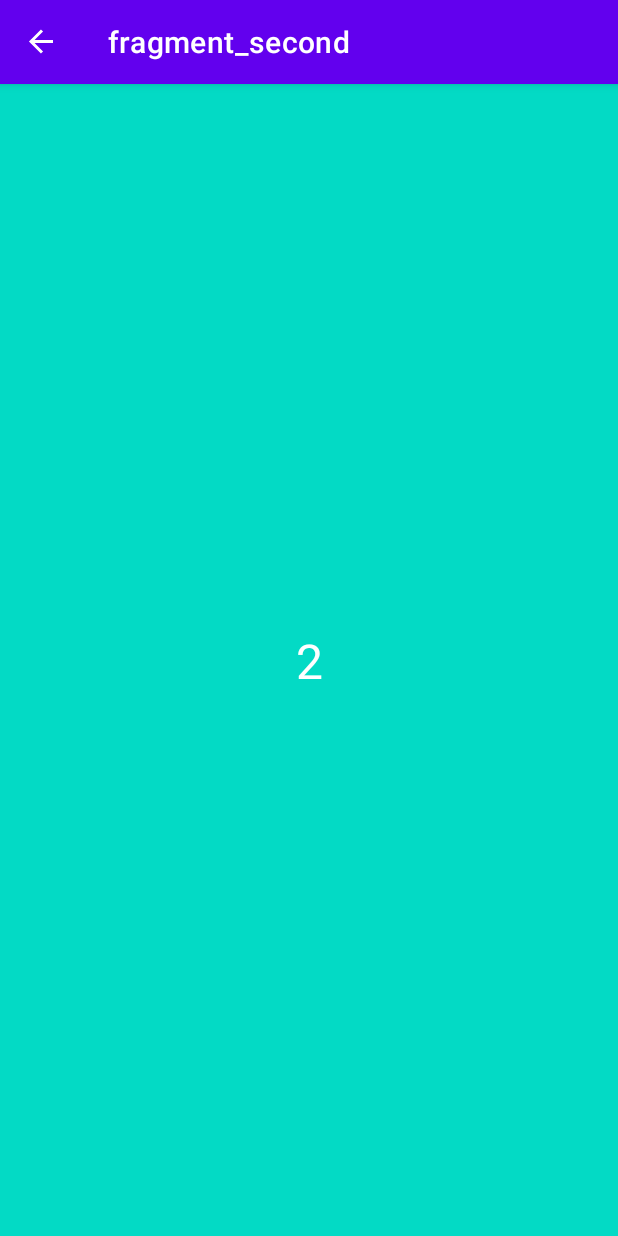
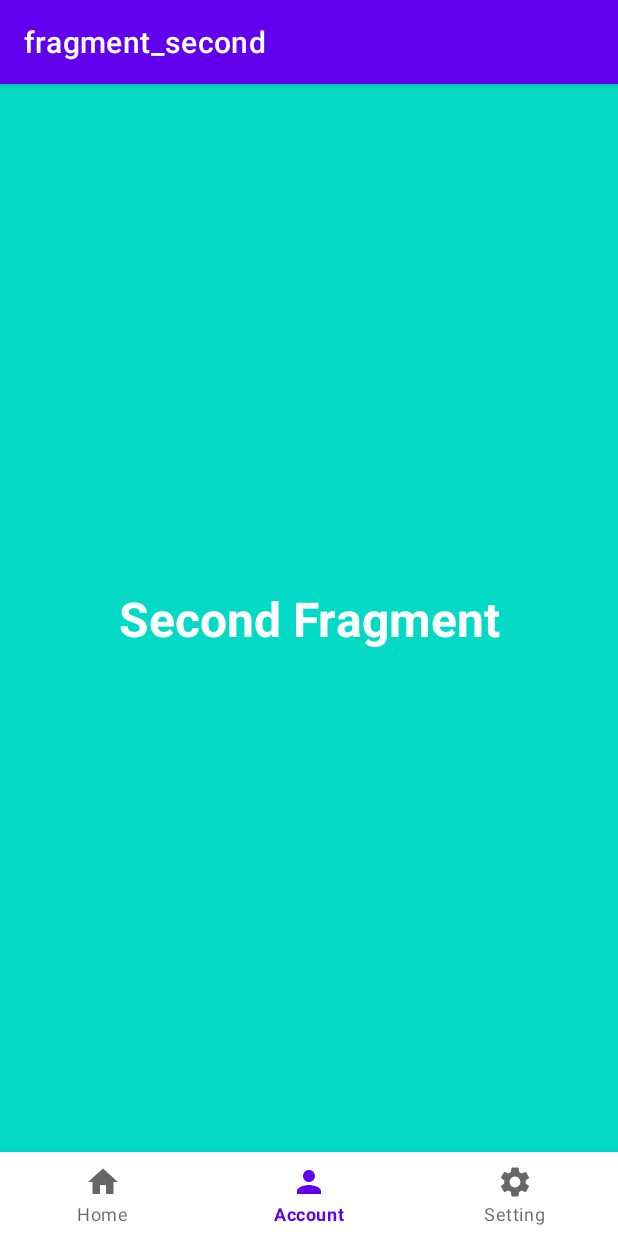
Before and after one commit to bennyfajri/Android-NavigationComponentTutorial, an Android app: the SecondFragment screen opened through its navigation route, on a phone screen of 412 x 824 dp. Run offline under Robolectric (Android 15) with nearby library versions, the phone set to English and light mode, and no system bars; our stand-ins replace navigation-ui.

Commit message:
add bottom navigation

```diff
--- a/app/src/main/java/com/example/navigationcomponenttutorial/FirstFragment.kt
+++ b/app/src/main/java/com/example/navigationcomponenttutorial/FirstFragment.kt
@@ -17,11 +17,6 @@ class FirstFragment : Fragment() {
         // Inflate the layout for this fragment
         val view =  inflater.inflate(R.layout.fragment_first, container, false)
 
-        view.tv1.setOnClickListener {
-            val action = FirstFragmentDirections.navigateToSecond()
-            Navigation.findNavController(view).navigate(action)
-        }
-
         return  view
     }
 }
--- a/app/src/main/java/com/example/navigationcomponenttutorial/MainActivity.kt
+++ b/app/src/main/java/com/example/navigationcomponenttutorial/MainActivity.kt
@@ -15,64 +15,24 @@ import androidx.navigation.ui.AppBarConfiguration
 import androidx.navigation.ui.navigateUp
 import androidx.navigation.ui.setupActionBarWithNavController
 import androidx.navigation.ui.setupWithNavController
+import com.google.android.material.bottomnavigation.BottomNavigationItemView
+import com.google.android.material.bottomnavigation.BottomNavigationView
 import kotlinx.android.synthetic.main.activity_main.*
 
 class MainActivity : AppCompatActivity() {
-
-    private lateinit var navController: NavController
-    private lateinit var appBarConfiguration: AppBarConfiguration
-    private lateinit var drawerLayout: DrawerLayout
-
-    private lateinit var listener: NavController.OnDestinationChangedListener
 
     override fun onCreate(savedInstanceState: Bundle?) {
         super.onCreate(savedInstanceState)
         setContentView(R.layout.activity_main)
 
-        val navHostFragment = supportFragmentManager.findFragmentById(R.id.fragmentContainerView)
-        navController = navHostFragment!!.findNavController()
-        drawerLayout = findViewById(R.id.drawer_layout)
-        navigationView.setupWithNavController(navController)
-
-        appBarConfiguration = AppBarConfiguration(navController.graph, drawerLayout)
+        val bottomNavigationView = findViewById<BottomNavigationView>(R.id.bottomNavigationView)
+        val navController = findNavController(R.id.fragmentContainerView)
+        val appBarConfiguration = AppBarConfiguration(setOf(R.id.firstFragment, R.id.secondFragment, R.id.thirdFragment))
         setupActionBarWithNavController(navController, appBarConfiguration)
 
-        listener =
-            NavController.OnDestinationChangedListener { controller, destination, arguments ->
-                if (destination.id == R.id.firstFragment) {
-                    supportActionBar?.setBackgroundDrawable(
-                        ColorDrawable(
-                            ContextCompat.getColor(
-                                this,
-                                R.color.purple_500
-                            )
-                        )
-                    )
-                } else if (destination.id == R.id.secondFragment) {
-                    supportActionBar?.setBackgroundDrawable(
-                        ColorDrawable(
-                            ContextCompat.getColor(
-                                this,
-                                R.color.teal_200
-                            )
-                        )
-                    )
-                }
-            }
+        bottomNavigationView.setupWithNavController(navController)
+
     }
 
-    override fun onPause() {
-        super.onPause()
-        navController.addOnDestinationChangedListener(listener)
-    }
 
-    override fun onResume() {
-        super.onResume()
-        navController.removeOnDestinationChangedListener(listener)
-    }
-
-    override fun onSupportNavigateUp(): Boolean {
-        val navController = findNavController(R.id.fragmentContainerView)
-        return navController.navigateUp(appBarConfiguration) || super.onSupportNavigateUp()
-    }
 }
--- a/app/src/main/java/com/example/navigationcomponenttutorial/SecondFragment.kt
+++ b/app/src/main/java/com/example/navigationcomponenttutorial/SecondFragment.kt
@@ -11,7 +11,6 @@ import kotlinx.android.synthetic.main.fragment_second.view.*
 
 class SecondFragment : Fragment() {
 
-    val args: SecondFragmentArgs by navArgs()
     override fun onCreateView(
         inflater: LayoutInflater, container: ViewGroup?,
         savedInstanceState: Bundle?
@@ -19,11 +18,7 @@ class SecondFragment : Fragment() {
         // Inflate the layout for this fragment
         val view = inflater.inflate(R.layout.fragment_second, container, false)
 
-        val myNumber = args.number
-        view.tv2.setText(myNumber.toString())
-        view.tv2.setOnClickListener {
-            Navigation.findNavController(view).navigate(R.id.navigateToFirst)
-        }
+
         return view
     }
 }
--- a/app/src/main/res/layout/activity_main.xml
+++ b/app/src/main/res/layout/activity_main.xml
@@ -1,31 +1,36 @@
 <?xml version="1.0" encoding="utf-8"?>
-<androidx.drawerlayout.widget.DrawerLayout
-    xmlns:android="http://schemas.android.com/apk/res/android"
+<androidx.constraintlayout.widget.ConstraintLayout xmlns:android="http://schemas.android.com/apk/res/android"
     xmlns:app="http://schemas.android.com/apk/res-auto"
     xmlns:tools="http://schemas.android.com/tools"
     android:layout_width="match_parent"
     android:layout_height="match_parent"
-    tools:context=".MainActivity"
-    android:id="@+id/drawer_layout">
+    tools:context=".MainActivity">
 
-
-    <androidx.fragment.app.FragmentContainerView
-        android:id="@+id/fragmentContainerView"
-        android:name="androidx.navigation.fragment.NavHostFragment"
+    <FrameLayout
         android:layout_width="match_parent"
         android:layout_height="match_parent"
-        app:defaultNavHost="true"
+        app:layout_constraintBottom_toTopOf="@+id/bottomNavigationView"
+        app:layout_constraintEnd_toEndOf="parent"
+        app:layout_constraintStart_toStartOf="parent"
+        app:layout_constraintTop_toTopOf="parent">
+
+        <fragment
+            android:id="@+id/fragmentContainerView"
+            android:name="androidx.navigation.fragment.NavHostFragment"
+            android:layout_width="match_parent"
+            android:layout_height="match_parent"
+            android:layout_marginBottom="56dp"
+            app:defaultNavHost="true"
+            app:navGraph="@navigation/my_nav" />
+
+    </FrameLayout>
+
+    <com.google.android.material.bottomnavigation.BottomNavigationView
+        android:id="@+id/bottomNavigationView"
+        android:layout_width="match_parent"
+        android:layout_height="56dp"
         app:layout_constraintBottom_toBottomOf="parent"
         app:layout_constraintEnd_toEndOf="parent"
-        app:layout_constraintStart_toStartOf="parent"
-        app:layout_constraintTop_toTopOf="parent"
-        app:navGraph="@navigation/my_nav" />
+        app:menu="@menu/drawer_menu" />
 
-    <com.google.android.material.navigation.NavigationView
-        android:id="@+id/navigationView"
-        android:layout_width="wrap_content"
-        android:layout_height="match_parent"
-        android:layout_gravity="start"
-        app:menu="@menu/drawer_menu"/>
-
-</androidx.drawerlayout.widget.DrawerLayout>
+</androidx.constraintlayout.widget.ConstraintLayout>
--- a/app/src/main/res/layout/fragment_first.xml
+++ b/app/src/main/res/layout/fragment_first.xml
@@ -1,22 +1,22 @@
 <?xml version="1.0" encoding="utf-8"?>
-<androidx.constraintlayout.widget.ConstraintLayout
-    xmlns:android="http://schemas.android.com/apk/res/android"
+<androidx.constraintlayout.widget.ConstraintLayout xmlns:android="http://schemas.android.com/apk/res/android"
     xmlns:app="http://schemas.android.com/apk/res-auto"
     xmlns:tools="http://schemas.android.com/tools"
     android:layout_width="match_parent"
     android:layout_height="match_parent"
-    tools:context=".FirstFragment"
-    android:background="@color/purple_500">
+    android:background="@color/purple_500"
+    tools:context=".FirstFragment">
 
-    <!-- TODO: Update blank fragment layout -->
     <TextView
         android:id="@+id/tv1"
         android:layout_width="wrap_content"
         android:layout_height="wrap_content"
         android:text="@string/first_fragment"
+        android:textColor="@color/white"
+        android:textSize="32sp"
+        android:textStyle="bold"
         app:layout_constraintBottom_toBottomOf="parent"
         app:layout_constraintEnd_toEndOf="parent"
-        android:textSize="32sp"
         app:layout_constraintStart_toStartOf="parent"
         app:layout_constraintTop_toTopOf="parent" />
 
--- a/app/src/main/res/layout/fragment_second.xml
+++ b/app/src/main/res/layout/fragment_second.xml
@@ -1,21 +1,23 @@
 <?xml version="1.0" encoding="utf-8"?>
 <androidx.constraintlayout.widget.ConstraintLayout xmlns:android="http://schemas.android.com/apk/res/android"
+    xmlns:app="http://schemas.android.com/apk/res-auto"
     xmlns:tools="http://schemas.android.com/tools"
     android:layout_width="match_parent"
     android:layout_height="match_parent"
-    xmlns:app="http://schemas.android.com/apk/res-auto"
-    tools:context=".SecondFragment"
-    android:background="@color/teal_200">
+    android:background="@color/teal_200"
+    tools:context=".SecondFragment">
+
     <TextView
         android:id="@+id/tv2"
         android:layout_width="wrap_content"
         android:layout_height="wrap_content"
         android:text="@string/second_fragment"
+        android:textColor="@color/white"
+        android:textSize="32sp"
+        android:textStyle="bold"
         app:layout_constraintBottom_toBottomOf="parent"
         app:layout_constraintEnd_toEndOf="parent"
-        android:textSize="32sp"
         app:layout_constraintStart_toStartOf="parent"
-        app:layout_constraintTop_toTopOf="parent"
-        android:textColor="@color/white"/>
+        app:layout_constraintTop_toTopOf="parent" />
 
 </androidx.constraintlayout.widget.ConstraintLayout>
--- a/app/src/main/res/menu/drawer_menu.xml
+++ b/app/src/main/res/menu/drawer_menu.xml
@@ -1,12 +1,16 @@
 <?xml version="1.0" encoding="utf-8"?>
 <menu xmlns:android="http://schemas.android.com/apk/res/android">
 
-    <group android:checkableBehavior="single">
-        <item
-            android:id="@id/firstFragment"
-            android:title="Home" />
-        <item
-            android:id="@id/secondFragment"
-            android:title="SecindFragment" />
-    </group>
+    <item
+        android:id="@id/firstFragment"
+        android:icon="@drawable/ic_home"
+        android:title="Home" />
+    <item
+        android:id="@id/secondFragment"
+        android:icon="@drawable/ic_profile"
+        android:title="Account" />
+    <item
+        android:id="@id/thirdFragment"
+        android:icon="@drawable/ic_setting"
+        android:title="Setting" />
 </menu>
--- a/app/src/main/res/navigation/my_nav.xml
+++ b/app/src/main/res/navigation/my_nav.xml
@@ -9,27 +9,17 @@
         android:id="@+id/firstFragment"
         android:name="com.example.navigationcomponenttutorial.FirstFragment"
         android:label="fragment_first"
-        tools:layout="@layout/fragment_first" >
-        <action
-            android:id="@+id/navigateToSecond"
-            app:destination="@id/secondFragment"
-            app:enterAnim="@android:anim/slide_in_left"
-            app:exitAnim="@android:anim/slide_out_right" />
-    </fragment>
+        tools:layout="@layout/fragment_first" />
 
     <fragment
         android:id="@+id/secondFragment"
         android:name="com.example.navigationcomponenttutorial.SecondFragment"
         android:label="fragment_second"
-        tools:layout="@layout/fragment_second" >
-        <action
-            android:id="@+id/navigateToFirst"
-            app:destination="@id/firstFragment"
-            app:enterAnim="@anim/nav_default_enter_anim"
-            app:exitAnim="@anim/nav_default_exit_anim" />
-        <argument
-            android:name="number"
-            app:argType="integer"
-            android:defaultValue="2" />
+        tools:layout="@layout/fragment_second" >/>
     </fragment>
+    <fragment
+        android:id="@+id/thirdFragment"
+        android:name="com.example.navigationcomponenttutorial.ThirdFragment"
+        android:label="fragment_third"
+        tools:layout="@layout/fragment_third" />
 </navigation>
--- a/app/src/main/res/values/strings.xml
+++ b/app/src/main/res/values/strings.xml
@@ -2,4 +2,6 @@
     <string name="app_name">NavigationComponentTutorial</string>
     <string name="first_fragment">First Fragment</string>
     <string name="second_fragment">Second Fragment</string>
+    <!-- TODO: Remove or change this placeholder text -->
+    <string name="hello_blank_fragment">Hello blank fragment</string>
 </resources>
```
